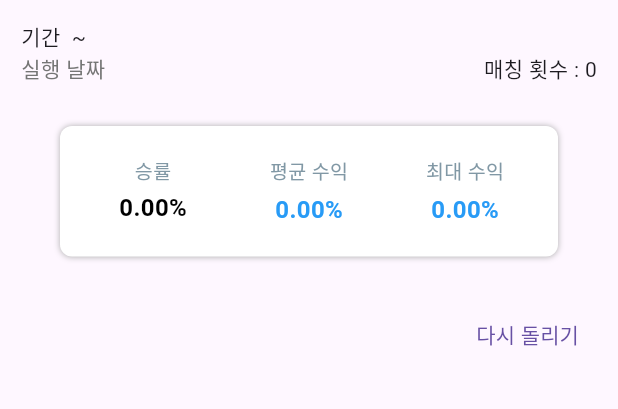
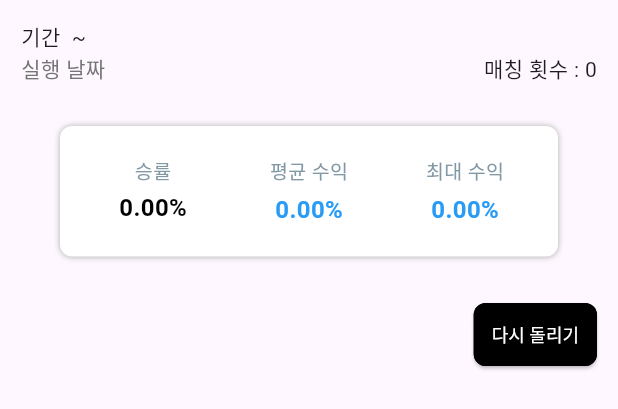
Before and after one commit to SynergyX-AI-Pattern/SynergyX-Client, a Flutter app: the BacktestResultCard widget shown alone on an empty page, opened directly with empty values, on a phone screen of 412 x 824 dp. Shown: the top 409 px of the screen. Run offline on Flutter 3.47's test engine with Material 3 defaults, Android fonts, the phone set to English and light mode, and no system bars; our stand-ins replace dio, firebase_core, firebase_messaging, fl_chart, flutter_local_notifications, image_picker and 1 more; missing offline and left inert: interactive_chart; accounts and stored records are empty; network calls fail; Roboto replaces fonts that are missing (Pretendard).

Commit message:
[STYLE] 버튼 스타일 변경 #39

```diff
--- a/lib/widgets/interest/BacktestResultCard.dart
+++ b/lib/widgets/interest/BacktestResultCard.dart
@@ -41,11 +41,28 @@ class BacktestResultCard extends StatelessWidget {
               const SizedBox(height: 12),
               Align(
                 alignment: Alignment.centerRight,
-                child: TextButton.icon(
+                child: ElevatedButton(
                   onPressed: () {
                     // TODO: 재실행 API 있으면 호출 후 상단 RefreshIndicator로 갱신
                   },
-                  label: const Text('다시 돌리기'),
+                  style:  ElevatedButton.styleFrom(
+                // 메인 컬러
+                // primary: Colors.red, // Deprecated
+                // 텍스트색상, ripple컬러
+                foregroundColor: Colors.white,
+                  // 버튼 배경 색
+                  backgroundColor: Colors.black,
+                  textStyle:
+                  TextStyle(fontWeight: FontWeight.w500, fontSize: 12),
+                  // 글자 주변에 적용
+                  padding: EdgeInsets.all(12),
+                  // 테두리 설정
+                  side: BorderSide( color: Colors.black, width: 1),
+                  shape: RoundedRectangleBorder(
+                      borderRadius: BorderRadius.circular(8)
+                  ),
+                ),
+                  child: const Text('다시 돌리기'),
                 ),
               ),
             ],
```
Also changed, not shown: lib/widgets/interest/pattern_controls_row.dart (+40 -2 lines).
